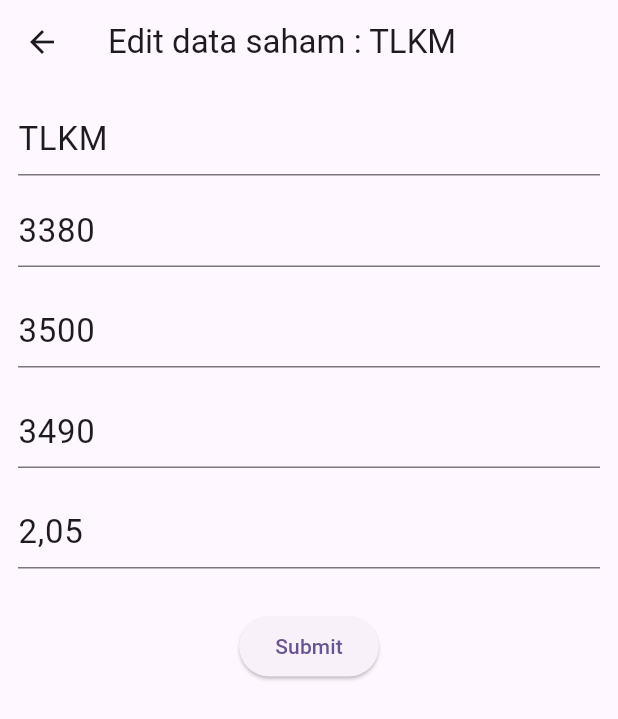
After one commit to omanfathurrahman/flutter_sqlite, a Flutter app: the screen it shows after launch, after a tap on "TLKM", on a phone screen of 412 x 824 dp. The commit adds this screen. Shown: the top 719 px of the screen. Run offline on Flutter 3.47's test engine with Material 2 defaults, Android fonts, the phone set to English and light mode, and no system bars; our stand-ins replace sqflite; accounts and stored records are empty.

Commit message:
tambah fitur update saham

```diff
--- a/lib/main.dart
+++ b/lib/main.dart
@@ -1,5 +1,6 @@
 import 'package:flutter/material.dart';
 import 'package:sqlite/tambah_saham.dart';
+import 'package:sqlite/update_saham.dart';
 import 'sqlite_service.dart';
 import 'package:sqlite/models/saham.dart';
 
@@ -59,6 +60,7 @@ class _MyHomePageState extends State<MyHomePage> {
   }
 
   void loadUlang() {
+    print('tes');
     setState(() {});
   }
 
@@ -71,6 +73,16 @@ class _MyHomePageState extends State<MyHomePage> {
     } else {
       return false;
     }
+  }
+
+  void editData(Saham sahamEdit) {
+    Navigator.push(
+      context,
+      MaterialPageRoute(
+        builder: (context) =>
+            UpdateSaham(saham: sahamEdit, onPressed: loadUlang),
+      ),
+    );
   }
 
   @override
@@ -98,6 +110,7 @@ class _MyHomePageState extends State<MyHomePage> {
                   key: ValueKey<int>(snapshot.data![index].tickerid!),
                   child: Card(
                     child: ListTile(
+                        onTap: () => editData(snapshot.data![index]),
                         contentPadding: const EdgeInsets.all(8.0),
                         title: Text(snapshot.data![index].ticker,
                             style: TextStyle(
--- a/lib/sqlite_service.dart
+++ b/lib/sqlite_service.dart
@@ -30,4 +30,14 @@ class DatabaseHandler {
     final List<Map<String, Object?>> queryResult = await db.query('saham');
     return queryResult.map((e) => Saham.fromMap(e)).toList();
   }
+
+  Future<int> updateSaham(Saham saham) async {
+    final Database db = await initializeDB();
+    return await db.update(
+      'saham',
+      saham.toMap(),
+      where: 'tickerid = ?',
+      whereArgs: [saham.tickerid],
+    );
+  }
 }
--- /dev/null
+++ b/lib/update_saham.dart
@@ -0,0 +1,151 @@
+import 'package:flutter/material.dart';
+import 'package:sqlite/models/saham.dart';
+import 'package:sqlite/sqlite_service.dart';
+
+class UpdateSaham extends StatefulWidget {
+  const UpdateSaham({super.key, required this.saham, required this.onPressed});
+  final Saham saham;
+
+  final void Function() onPressed;
+
+  @override
+  State<UpdateSaham> createState() => _UpdateSahamState();
+}
+
+class _UpdateSahamState extends State<UpdateSaham> {
+  late final DatabaseHandler handler;
+
+  late final tickerSementara = widget.saham.ticker.toString();
+
+  final TextEditingController tickerController = TextEditingController();
+  final TextEditingController openController = TextEditingController();
+  final TextEditingController highController = TextEditingController();
+  final TextEditingController lastController = TextEditingController();
+  final TextEditingController changeController = TextEditingController();
+
+  @override
+  void dispose() {
+    // Clean up the controller when the widget is removed from the
+    // widget tree.
+    tickerController.dispose();
+    openController.dispose();
+    highController.dispose();
+    lastController.dispose();
+    changeController.dispose();
+    super.dispose();
+  }
+
+  final _formKey = GlobalKey<FormState>();
+
+  @override
+  void initState() {
+    // TODO: implement initState
+    super.initState();
+
+    tickerController.text = widget.saham.ticker;
+    openController.text = widget.saham.open.toString();
+    highController.text = widget.saham.high.toString();
+    lastController.text = widget.saham.last.toString();
+    changeController.text = widget.saham.change;
+  }
+
+  void editData() {
+    handler = DatabaseHandler();
+    handler.initializeDB().whenComplete(() async {
+      await editSaham();
+      setState(() {});
+    });
+  }
+
+  Future<int> editSaham() async {
+    Saham sahamDiEdit = Saham(
+      ticker: tickerController.text,
+      open: int.parse(openController.text),
+      high: int.parse(highController.text),
+      last: int.parse(lastController.text),
+      change: changeController.text,
+    );
+
+    return await handler.updateSaham(sahamDiEdit);
+    // print(sahamDiEdit);
+  }
+
+  @override
+  Widget build(BuildContext context) {
+    return Scaffold(
+      appBar: AppBar(
+        title: Text('Edit data saham : ${widget.saham.ticker}'),
+      ),
+      body: Form(
+        key: _formKey,
+        child: Column(
+          children: <Widget>[
+            Padding(
+              padding: const EdgeInsets.fromLTRB(12.0, 12.0, 12.0, 6.0),
+              child: TextFormField(
+                controller: tickerController,
+                style: const TextStyle(
+                    fontSize: 22.0, fontWeight: FontWeight.normal),
+              ),
+            ),
+            Padding(
+              padding: const EdgeInsets.fromLTRB(12.0, 6.0, 12.0, 12.0),
+              child: TextFormField(
+                controller: openController,
+                style: const TextStyle(
+                    fontSize: 22.0, fontWeight: FontWeight.normal),
+              ),
+            ),
+            Padding(
+              padding: const EdgeInsets.fromLTRB(12.0, 6.0, 12.0, 12.0),
+              child: TextFormField(
+                controller: highController,
+                style: const TextStyle(
+                    fontSize: 22.0, fontWeight: FontWeight.normal),
+              ),
+            ),
+            Padding(
+              padding: const EdgeInsets.fromLTRB(12.0, 6.0, 12.0, 12.0),
+              child: TextFormField(
+                controller: lastController,
+                style: const TextStyle(
+                    fontSize: 22.0, fontWeight: FontWeight.normal),
+              ),
+            ),
+            Padding(
+              padding: const EdgeInsets.fromLTRB(12.0, 6.0, 12.0, 12.0),
+              child: TextFormField(
+                controller: changeController,
+                style: const TextStyle(
+                    fontSize: 22.0, fontWeight: FontWeight.normal),
+              ),
+            ),
+            Padding(
+              padding: const EdgeInsets.symmetric(vertical: 16),
+              child: ElevatedButton(
+                onPressed: () {
+                  // Validate returns true if the form is valid, or false otherwise.
+                  if (_formKey.currentState!.validate()) {
+                    // If the form is valid, display a snackbar. In the real world,
+                    // you'd often call a server or save the information in a database.
+                    // ScaffoldMessenger.of(context).showSnackBar(
+                    //   const SnackBar(content: Text('Processing Data')),
+                    // );
+                    editData();
+                    widget.onPressed;
+                    Navigator.pop(context);
+                    ScaffoldMessenger.of(context).showSnackBar(
+                      const SnackBar(content: Text('Data saham berhasil diupdate')),
+                    );
+                  }
+                },
+                child: const Text('Submit'),
+              ),
+            ),
+          ],
+        ),
+      ),
+      //bottomNavigationBar:  BottomNavigationMenu(),
+    );
+  }
+}
```
